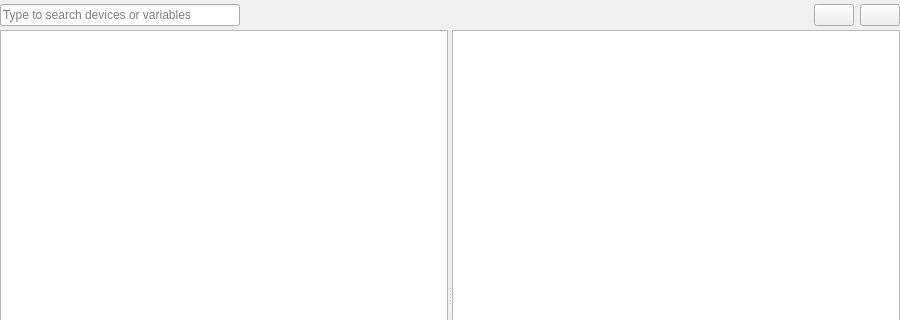
Qt form src/VeraGrid/Gui/DynamicModelEditor/Plots/dynamic_plots_page_ui.ui (JordiBejarUPC/veragrid-hvdc-bipolar-pfc) before a commit; both pictures show x 0 to 900 and y 0 to 320 of the 900 by 560 pixel window.
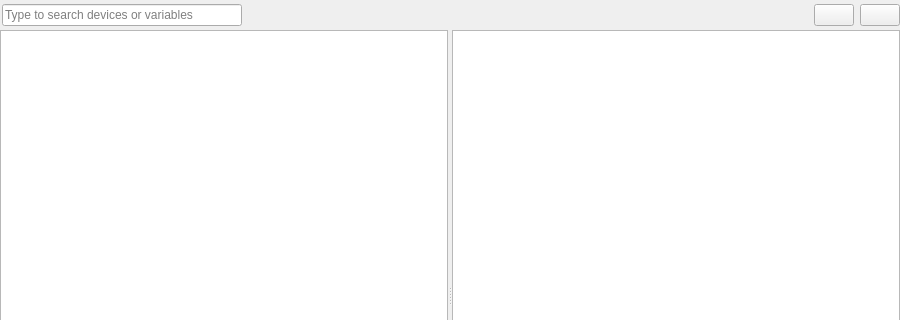
The same form after that commit. Icons and pictures are not drawn.

The edit to the form file:
```diff
--- a/src/VeraGrid/Gui/DynamicModelEditor/Plots/dynamic_plots_page_ui.ui
+++ b/src/VeraGrid/Gui/DynamicModelEditor/Plots/dynamic_plots_page_ui.ui
@@ -29,7 +29,7 @@
      </property>
      <property name="frameShape"><enum>QFrame::Shape::NoFrame</enum></property>
      <layout class="QHBoxLayout" name="searchLayout">
-      <property name="leftMargin"><number>0</number></property>
+      <property name="leftMargin"><number>2</number></property>
       <property name="topMargin"><number>4</number></property>
       <property name="rightMargin"><number>0</number></property>
       <property name="bottomMargin"><number>4</number></property>
```
